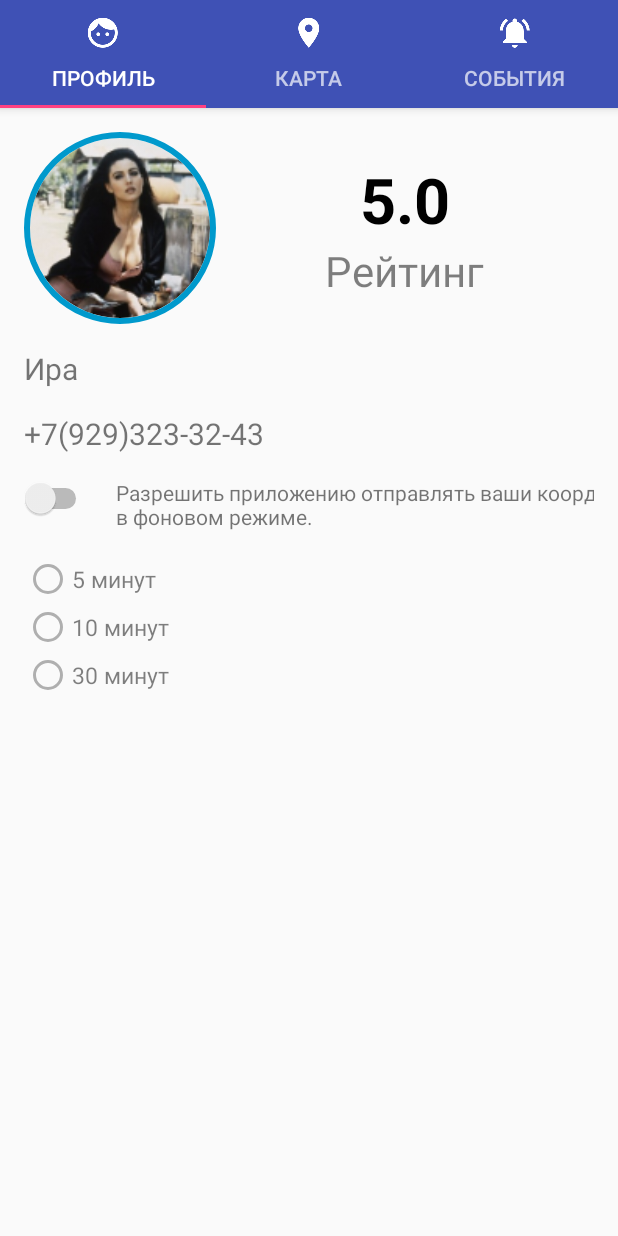
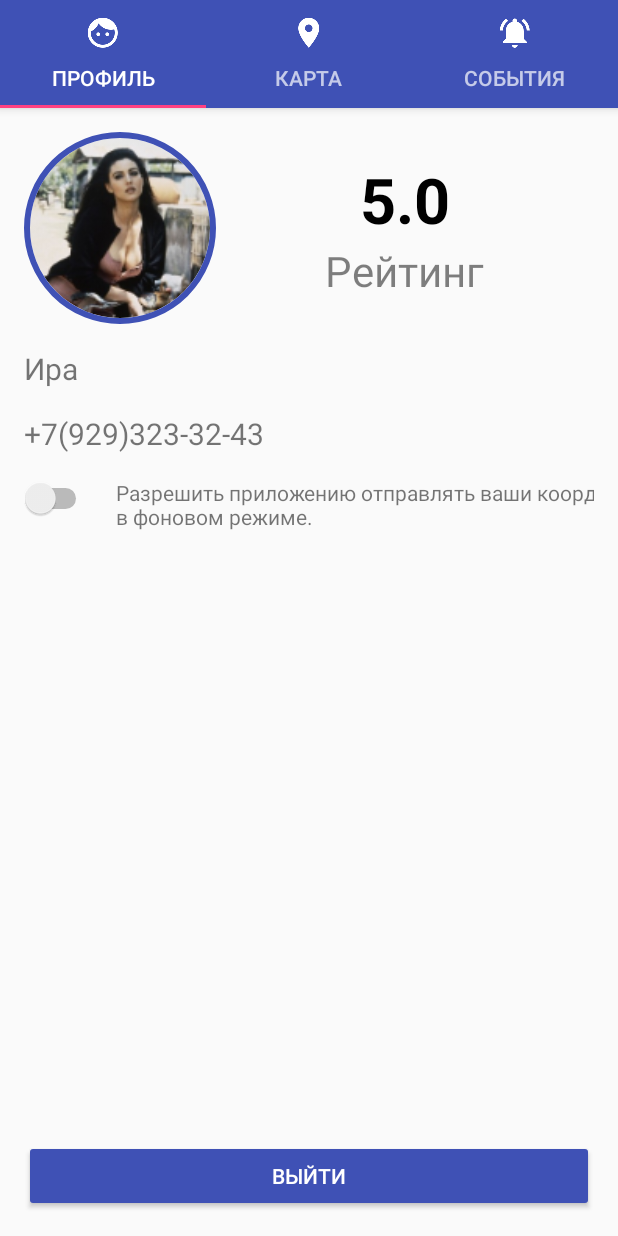
Before and after one commit to Svyatozar/Navalny.Pulse, an Android app: the screen it shows after launch (MainActivity), on a phone screen of 412 x 824 dp. Run offline under Robolectric (Android 15) with nearby library versions, the phone set to English and light mode, and no system bars; our stand-ins replace ButterKnife, CircleImageView.

Commit message:
fragment profile is done

```diff
--- a/app/src/main/java/bled/navalny/com/fragment/ProfileFragment.java
+++ b/app/src/main/java/bled/navalny/com/fragment/ProfileFragment.java
@@ -5,60 +5,71 @@ import android.support.v4.app.Fragment;
 import android.view.LayoutInflater;
 import android.view.View;
 import android.view.ViewGroup;
-import android.widget.EditText;
 import android.widget.LinearLayout;
+import android.widget.RadioGroup;
+import android.widget.Switch;
+import android.widget.TextView;
 
 import bled.navalny.com.R;
 import butterknife.BindView;
-import ru.tinkoff.decoro.MaskImpl;
-import ru.tinkoff.decoro.slots.PredefinedSlots;
-import ru.tinkoff.decoro.watchers.FormatWatcher;
-import ru.tinkoff.decoro.watchers.MaskFormatWatcher;
+import butterknife.ButterKnife;
+import butterknife.OnClick;
+import butterknife.Unbinder;
 
 /**
  * Created by persick on 12/08/2017.
  */
 
-public class ProfileFragment extends Fragment
-{
+public class ProfileFragment extends Fragment {
     @BindView(R.id.headerLayout)
     LinearLayout headerLayout;
-	@BindView(R.id.phoneNumberEditText)
-	EditText phoneNumberEditText;
+    @BindView(R.id.phoneNumberTextView)
+    TextView phoneNumberTextView;
 
-	butterknife.Unbinder unbinder;
+    Unbinder unbinder;
+    @BindView(R.id.permissionSwitch)
+    Switch permissionSwitch;
+    @BindView(R.id.chooseTimeRadioGroup)
+    RadioGroup chooseTimeRadioGroup;
 
-	public ProfileFragment()
-	{
+    public ProfileFragment() {
         // Required empty public constructor
     }
 
     @Override
-	public void onCreate(Bundle savedInstanceState)
-	{
+    public void onCreate(Bundle savedInstanceState) {
         super.onCreate(savedInstanceState);
     }
 
     @Override
     public View onCreateView(LayoutInflater inflater, ViewGroup container,
-							 Bundle savedInstanceState)
-	{
+                             Bundle savedInstanceState) {
         // Inflate the layout for this fragment
         View view = inflater.inflate(R.layout.fragment_profile, container, false);
-		unbinder = butterknife.ButterKnife.bind(this, view);
+        unbinder = ButterKnife.bind(this, view);
 
-        FormatWatcher formatWatcher = new MaskFormatWatcher(
-                MaskImpl.createTerminated(PredefinedSlots.RUS_PHONE_NUMBER) // маска для серии и номера
-        );
-        formatWatcher.installOn(phoneNumberEditText);
+//        FormatWatcher formatWatcher = new MaskFormatWatcher(
+//                MaskImpl.createTerminated(PredefinedSlots.RUS_PHONE_NUMBER) // маска для серии и номера
+//        );
+//        formatWatcher.installOn(phoneNumberTextView);
+
+        onViewClicked();
 
         return view;
     }
 
     @Override
-	public void onDestroyView()
-	{
+    public void onDestroyView() {
         super.onDestroyView();
         unbinder.unbind();
     }
+
+    @OnClick(R.id.permissionSwitch)
+    public void onViewClicked() {
+        if (permissionSwitch.isChecked()) {
+            chooseTimeRadioGroup.setVisibility(View.VISIBLE);
+        } else {
+            chooseTimeRadioGroup.setVisibility(View.GONE);
         }
+    }
+}
--- a/app/src/main/res/layout/fragment_profile.xml
+++ b/app/src/main/res/layout/fragment_profile.xml
@@ -16,7 +16,7 @@
             android:layout_width="128dp"
             android:layout_height="128dp"
             android:src="@drawable/belucchi"
-            app:civ_border_color="@android:color/holo_blue_dark"
+            app:civ_border_color="@color/colorPrimary"
             app:civ_border_width="4dp" />
 
         <LinearLayout
@@ -59,7 +59,7 @@
         android:textSize="20sp" />
 
     <TextView
-        android:id="@+id/phoneNumberEditText"
+        android:id="@+id/phoneNumberTextView"
         android:layout_width="wrap_content"
         android:layout_height="wrap_content"
         android:layout_gravity="left"
@@ -83,6 +83,7 @@
             android:weightSum="1">
 
             <Switch
+                android:id="@+id/permissionSwitch"
                 android:layout_width="wrap_content"
                 android:layout_height="wrap_content"
                 android:layout_gravity="left"
@@ -98,6 +99,7 @@
         </LinearLayout>
 
         <RadioGroup
+            android:id="@+id/chooseTimeRadioGroup"
             android:layout_width="match_parent"
             android:layout_height="wrap_content"
             android:orientation="vertical"
@@ -123,5 +125,17 @@
         </RadioGroup>
     </LinearLayout>
 
+    <android.support.v4.widget.Space
+        android:layout_weight="1"
+        android:layout_width="match_parent"
+        android:layout_height="match_parent" />
+
+    <android.support.v7.widget.AppCompatButton
+        android:textColor="@android:color/white"
+        android:text="Выйти"
+        android:backgroundTint="@color/colorPrimary"
+        android:layout_width="match_parent"
+        android:layout_height="wrap_content"/>
+
 
 </LinearLayout>
```
Lines whose indentation alone changed are shown as unchanged.
